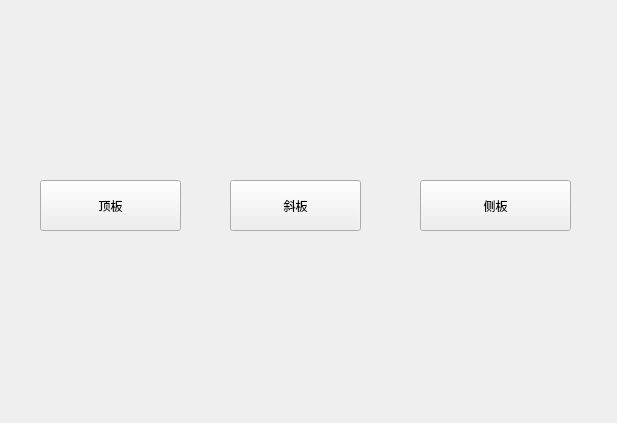
Old version of the form HMI/SceneSelectionWindow.ui in the repository junyiha/Robot.
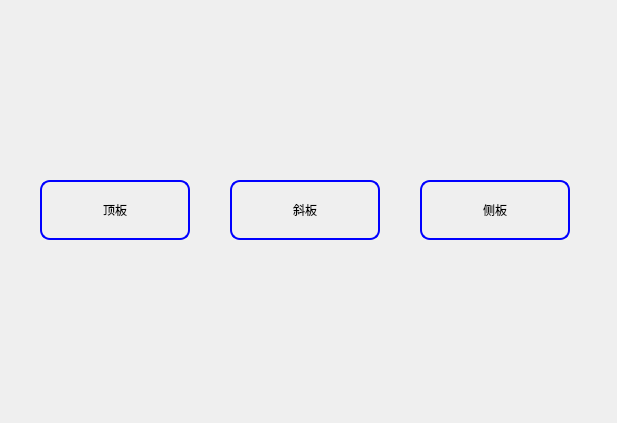
New version of the form.

Diff of the .ui file:
```diff
--- a/HMI/SceneSelectionWindow.ui
+++ b/HMI/SceneSelectionWindow.ui
@@ -18,10 +18,26 @@
     <rect>
      <x>40</x>
      <y>180</y>
-     <width>141</width>
-     <height>51</height>
+     <width>150</width>
+     <height>60</height>
     </rect>
    </property>
+   <property name="styleSheet">
+    <string notr="true">QPushButton {
+	font: 10pt &quot;黑体&quot;;
+    border: 2px solid blue;
+    border-radius: 10px;
+}
+QPushButton:hover {
+    border: 2px solid red;
+    border-radius: 10px;
+}
+
+QPushButton:pressed {
+    border: 2px solid green;
+    border-radius: 10px;
+}</string>
+   </property>
    <property name="text">
     <string>顶板</string>
    </property>
@@ -31,10 +47,26 @@
     <rect>
      <x>230</x>
      <y>180</y>
-     <width>131</width>
-     <height>51</height>
+     <width>150</width>
+     <height>60</height>
     </rect>
    </property>
+   <property name="styleSheet">
+    <string notr="true">QPushButton {
+	font: 10pt &quot;黑体&quot;;
+    border: 2px solid blue;
+    border-radius: 10px;
+}
+QPushButton:hover {
+    border: 2px solid red;
+    border-radius: 10px;
+}
+
+QPushButton:pressed {
+    border: 2px solid green;
+    border-radius: 10px;
+}</string>
+   </property>
    <property name="text">
     <string>斜板</string>
    </property>
@@ -44,10 +76,26 @@
     <rect>
      <x>420</x>
      <y>180</y>
-     <width>151</width>
-     <height>51</height>
+     <width>150</width>
+     <height>60</height>
     </rect>
    </property>
+   <property name="styleSheet">
+    <string notr="true">QPushButton {
+	font: 10pt &quot;黑体&quot;;
+    border: 2px solid blue;
+    border-radius: 10px;
+}
+QPushButton:hover {
+    border: 2px solid red;
+    border-radius: 10px;
+}
+
+QPushButton:pressed {
+    border: 2px solid green;
+    border-radius: 10px;
+}</string>
+   </property>
    <property name="text">
     <string>侧板</string>
    </property>
```
